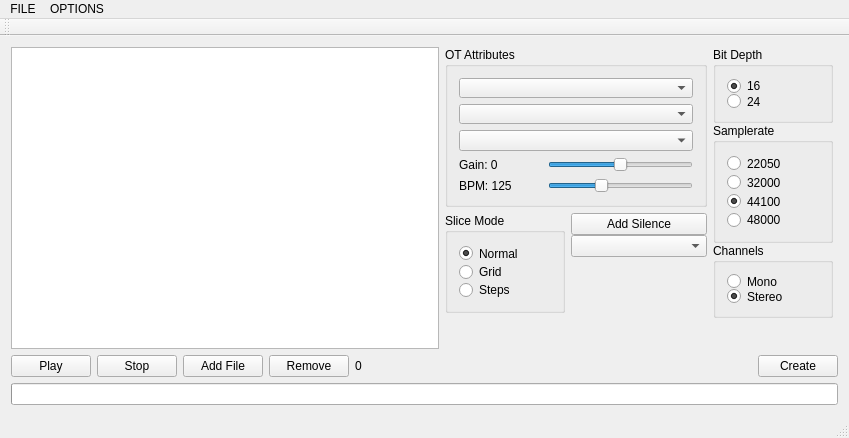
Old version of the form mainwindow.ui in the repository KaiDrange/OctaChainer.
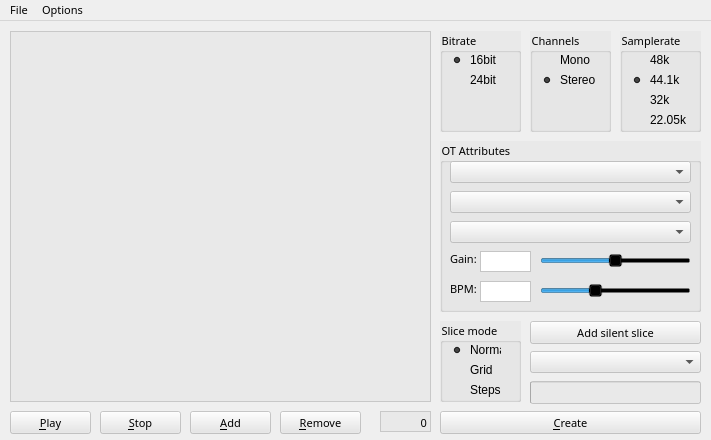
New version of the form.

```diff
--- a/mainwindow.ui
+++ b/mainwindow.ui
@@ -6,457 +6,742 @@
    <rect>
     <x>0</x>
     <y>0</y>
-    <width>849</width>
-    <height>438</height>
+    <width>711</width>
+    <height>440</height>
    </rect>
   </property>
+  <property name="font">
+   <font>
+    <family>Yamaha EBM8 Regular</family>
+    <pointsize>8</pointsize>
+    <weight>9</weight>
+    <italic>false</italic>
+    <bold>false</bold>
+   </font>
+  </property>
   <property name="windowTitle">
-   <string>MainWindow</string>
+   <string>OctaChainer</string>
+  </property>
+  <property name="autoFillBackground">
+   <bool>false</bool>
+  </property>
+  <property name="styleSheet">
+   <string notr="true">font: 75 8pt &quot;Yamaha EBM8 Regular&quot;;</string>
   </property>
   <widget class="QWidget" name="centralWidget">
-   <layout class="QGridLayout" name="gridLayout">
-    <item row="12" column="0" colspan="14">
-     <widget class="QProgressBar" name="progressBar">
-      <property name="value">
-       <number>0</number>
-      </property>
-      <property name="textVisible">
-       <bool>false</bool>
-      </property>
-      <property name="invertedAppearance">
-       <bool>false</bool>
-      </property>
-      <property name="textDirection">
-       <enum>QProgressBar::TopToBottom</enum>
-      </property>
-     </widget>
-    </item>
-    <item row="8" column="0">
-     <widget class="QPushButton" name="btnPlay">
-      <property name="text">
-       <string>Play</string>
-      </property>
-     </widget>
-    </item>
-    <item row="8" column="13">
-     <widget class="QPushButton" name="btnCreate">
-      <property name="text">
-       <string>Create</string>
-      </property>
-     </widget>
-    </item>
-    <item row="8" column="2">
-     <widget class="QPushButton" name="btnAddWav">
-      <property name="text">
-       <string>Add File</string>
-      </property>
-     </widget>
-    </item>
-    <item row="8" column="1">
-     <widget class="QPushButton" name="btnStop">
-      <property name="text">
-       <string>Stop</string>
-      </property>
-     </widget>
-    </item>
-    <item row="8" column="3">
-     <widget class="QPushButton" name="btnRemove">
-      <property name="text">
-       <string>Remove</string>
-      </property>
-     </widget>
-    </item>
-    <item row="8" column="4">
-     <widget class="QLabel" name="lblSliceCOunt">
-      <property name="text">
-       <string>0</string>
-      </property>
-     </widget>
-    </item>
-    <item row="0" column="0" rowspan="8" colspan="6">
-     <widget class="QListWidget" name="listSlices"/>
-    </item>
-    <item row="0" column="6" rowspan="2" colspan="6">
-     <widget class="QGroupBox" name="groupAttr">
-      <property name="minimumSize">
-       <size>
-        <width>160</width>
-        <height>160</height>
-       </size>
-      </property>
-      <property name="maximumSize">
-       <size>
-        <width>16777215</width>
-        <height>16777215</height>
-       </size>
-      </property>
-      <property name="title">
-       <string>OT Attributes</string>
-      </property>
-      <layout class="QFormLayout" name="formLayout">
-       <item row="1" column="0" colspan="2">
-        <widget class="QComboBox" name="dropLoop"/>
-       </item>
-       <item row="4" column="0">
-        <widget class="QLabel" name="lblGain">
-         <property name="minimumSize">
-          <size>
-           <width>83</width>
-           <height>0</height>
-          </size>
-         </property>
-         <property name="text">
-          <string>Gain: 0</string>
-         </property>
-        </widget>
-       </item>
-       <item row="4" column="1">
-        <widget class="QSlider" name="sliderGain">
-         <property name="minimum">
-          <number>-48</number>
-         </property>
-         <property name="maximum">
-          <number>48</number>
-         </property>
-         <property name="singleStep">
-          <number>0</number>
-         </property>
-         <property name="orientation">
-          <enum>Qt::Horizontal</enum>
-         </property>
-        </widget>
-       </item>
-       <item row="5" column="0">
-        <widget class="QLabel" name="lblBPM">
-         <property name="minimumSize">
-          <size>
-           <width>83</width>
-           <height>0</height>
-          </size>
-         </property>
-         <property name="text">
-          <string>BPM: 125</string>
-         </property>
-        </widget>
-       </item>
-       <item row="5" column="1">
-        <widget class="QSlider" name="sliderBPM">
-         <property name="minimum">
-          <number>120</number>
-         </property>
-         <property name="maximum">
-          <number>1200</number>
-         </property>
-         <property name="value">
-          <number>500</number>
-         </property>
-         <property name="sliderPosition">
-          <number>500</number>
-         </property>
-         <property name="orientation">
-          <enum>Qt::Horizontal</enum>
-         </property>
-        </widget>
-       </item>
-       <item row="0" column="0" colspan="2">
-        <widget class="QComboBox" name="dropStretch"/>
-       </item>
-       <item row="2" column="0" colspan="2">
-        <widget class="QComboBox" name="dropQuant"/>
-       </item>
-      </layout>
-     </widget>
-    </item>
-    <item row="0" column="12" rowspan="8" colspan="2">
-     <layout class="QVBoxLayout" name="verticalLayout_6">
-      <property name="spacing">
-       <number>0</number>
-      </property>
-      <property name="sizeConstraint">
-       <enum>QLayout::SetMaximumSize</enum>
-      </property>
-      <item>
-       <widget class="QGroupBox" name="groupBitDepth">
-        <property name="minimumSize">
-         <size>
-          <width>0</width>
-          <height>70</height>
-         </size>
-        </property>
-        <property name="maximumSize">
-         <size>
-          <width>120</width>
-          <height>16777215</height>
-         </size>
-        </property>
-        <property name="title">
-         <string>Bit Depth</string>
-        </property>
-        <layout class="QVBoxLayout" name="verticalLayout">
-         <property name="spacing">
-          <number>0</number>
-         </property>
-         <item>
-          <widget class="QRadioButton" name="radio16">
-           <property name="text">
-            <string>16</string>
-           </property>
-           <property name="checked">
-            <bool>true</bool>
-           </property>
-          </widget>
-         </item>
-         <item>
-          <widget class="QRadioButton" name="radio24">
-           <property name="text">
-            <string>24</string>
-           </property>
-          </widget>
-         </item>
-        </layout>
-       </widget>
-      </item>
-      <item>
-       <widget class="QGroupBox" name="groupSampleRate">
-        <property name="minimumSize">
-         <size>
-          <width>82</width>
-          <height>120</height>
-         </size>
-        </property>
-        <property name="maximumSize">
-         <size>
-          <width>120</width>
-          <height>16777215</height>
-         </size>
-        </property>
-        <property name="title">
-         <string>Samplerate</string>
-        </property>
-        <layout class="QVBoxLayout" name="verticalLayout_3">
-         <property name="spacing">
-          <number>0</number>
-         </property>
-         <item>
-          <widget class="QRadioButton" name="radio22">
-           <property name="text">
-            <string>22050</string>
-           </property>
-          </widget>
-         </item>
-         <item>
-          <widget class="QRadioButton" name="radio32">
-           <property name="text">
-            <string>32000</string>
-           </property>
-          </widget>
-         </item>
-         <item>
-          <widget class="QRadioButton" name="radio44">
-           <property name="text">
-            <string>44100</string>
-           </property>
-           <property name="checked">
-            <bool>true</bool>
-           </property>
-          </widget>
-         </item>
-         <item>
-          <widget class="QRadioButton" name="radio48">
-           <property name="text">
-            <string>48000</string>
-           </property>
-          </widget>
-         </item>
-        </layout>
-       </widget>
-      </item>
-      <item>
-       <widget class="QGroupBox" name="groupChannels">
-        <property name="minimumSize">
-         <size>
-          <width>80</width>
-          <height>70</height>
-         </size>
-        </property>
-        <property name="maximumSize">
-         <size>
-          <width>120</width>
-          <height>16777215</height>
-         </size>
-        </property>
-        <property name="title">
-         <string>Channels</string>
-        </property>
-        <layout class="QVBoxLayout" name="verticalLayout_2">
-         <property name="spacing">
-          <number>0</number>
-         </property>
-         <item>
-          <widget class="QRadioButton" name="radioMono">
-           <property name="text">
-            <string>Mono</string>
-           </property>
-          </widget>
-         </item>
-         <item>
-          <widget class="QRadioButton" name="radioStereo">
-           <property name="text">
-            <string>Stereo</string>
-           </property>
-           <property name="checked">
-            <bool>true</bool>
-           </property>
-          </widget>
-         </item>
-        </layout>
-       </widget>
-      </item>
-      <item>
-       <spacer name="verticalSpacer_6">
-        <property name="orientation">
-         <enum>Qt::Vertical</enum>
-        </property>
-        <property name="sizeType">
-         <enum>QSizePolicy::Expanding</enum>
-        </property>
-        <property name="sizeHint" stdset="0">
-         <size>
-          <width>20</width>
-          <height>40</height>
-         </size>
-        </property>
-       </spacer>
-      </item>
-     </layout>
-    </item>
-    <item row="2" column="6" rowspan="6" colspan="6">
-     <layout class="QHBoxLayout" name="horizontalLayout">
-      <property name="spacing">
-       <number>6</number>
-      </property>
-      <item>
-       <layout class="QVBoxLayout" name="verticalLayout_7">
-        <property name="spacing">
-         <number>0</number>
-        </property>
-        <item>
-         <widget class="QGroupBox" name="groupSliceMode">
-          <property name="minimumSize">
-           <size>
-            <width>80</width>
-            <height>90</height>
-           </size>
-          </property>
-          <property name="maximumSize">
-           <size>
-            <width>120</width>
-            <height>110</height>
-           </size>
-          </property>
-          <property name="title">
-           <string>Slice Mode</string>
-          </property>
-          <layout class="QVBoxLayout" name="verticalLayout_4">
-           <property name="spacing">
-            <number>0</number>
-           </property>
-           <item>
-            <widget class="QRadioButton" name="radioSliceNormal">
-             <property name="text">
-              <string>Normal</string>
-             </property>
-             <property name="checked">
-              <bool>true</bool>
-             </property>
-            </widget>
-           </item>
-           <item>
-            <widget class="QRadioButton" name="radioSliceGrid">
-             <property name="text">
-              <string>Grid</string>
-             </property>
-            </widget>
-           </item>
-           <item>
-            <widget class="QRadioButton" name="radioSliceSteps">
-             <property name="text">
-              <string>Steps</string>
-             </property>
-            </widget>
-           </item>
-          </layout>
-         </widget>
-        </item>
-        <item>
-         <spacer name="verticalSpacer_3">
-          <property name="orientation">
-           <enum>Qt::Vertical</enum>
-          </property>
-          <property name="sizeHint" stdset="0">
-           <size>
-            <width>20</width>
-            <height>40</height>
-           </size>
-          </property>
-         </spacer>
-        </item>
-       </layout>
-      </item>
-      <item>
-       <layout class="QVBoxLayout" name="verticalLayout_5">
-        <property name="spacing">
-         <number>0</number>
-        </property>
-        <item>
-         <widget class="QPushButton" name="btnAddSilence">
-          <property name="text">
-           <string>Add Silence</string>
-          </property>
-         </widget>
-        </item>
-        <item>
-         <widget class="QComboBox" name="dropSlicePerSteps"/>
-        </item>
-        <item>
-         <spacer name="verticalSpacer">
-          <property name="orientation">
-           <enum>Qt::Vertical</enum>
-          </property>
-          <property name="sizeHint" stdset="0">
-           <size>
-            <width>20</width>
-            <height>40</height>
-           </size>
-          </property>
-         </spacer>
-        </item>
-       </layout>
-      </item>
-     </layout>
-    </item>
-   </layout>
+   <widget class="QListWidget" name="listSlices">
+    <property name="geometry">
+     <rect>
+      <x>10</x>
+      <y>10</y>
+      <width>421</width>
+      <height>371</height>
+     </rect>
+    </property>
+    <property name="acceptDrops">
+     <bool>true</bool>
+    </property>
+    <property name="styleSheet">
+     <string notr="true">background-color: rgba(230, 230, 230, 150);
+selection-background-color: rgb(170, 170, 127);</string>
+    </property>
+    <property name="editTriggers">
+     <set>QAbstractItemView::EditKeyPressed</set>
+    </property>
+    <property name="dragDropMode">
+     <enum>QAbstractItemView::InternalMove</enum>
+    </property>
+    <property name="defaultDropAction">
+     <enum>Qt::IgnoreAction</enum>
+    </property>
+    <property name="textElideMode">
+     <enum>Qt::ElideRight</enum>
+    </property>
+   </widget>
+   <widget class="QPushButton" name="btnAddWav">
+    <property name="geometry">
+     <rect>
+      <x>190</x>
+      <y>390</y>
+      <width>81</width>
+      <height>23</height>
+     </rect>
+    </property>
+    <property name="styleSheet">
+     <string notr="true">background-color: rgba(230, 230, 230, 150);</string>
+    </property>
+    <property name="text">
+     <string>&amp;Add</string>
+    </property>
+    <property name="shortcut">
+     <string>Meta+A</string>
+    </property>
+   </widget>
+   <widget class="QPushButton" name="btnPlay">
+    <property name="geometry">
+     <rect>
+      <x>10</x>
+      <y>390</y>
+      <width>81</width>
+      <height>23</height>
+     </rect>
+    </property>
+    <property name="styleSheet">
+     <string notr="true">background-color: rgba(230, 230, 230, 150);</string>
+    </property>
+    <property name="text">
+     <string>&amp;Play</string>
+    </property>
+    <property name="shortcut">
+     <string>Meta+P</string>
+    </property>
+   </widget>
+   <widget class="QPushButton" name="btnStop">
+    <property name="geometry">
+     <rect>
+      <x>100</x>
+      <y>390</y>
+      <width>81</width>
+      <height>23</height>
+     </rect>
+    </property>
+    <property name="styleSheet">
+     <string notr="true">background-color: rgba(230, 230, 230, 150);</string>
+    </property>
+    <property name="text">
+     <string>&amp;Stop</string>
+    </property>
+    <property name="shortcut">
+     <string>Space</string>
+    </property>
+   </widget>
+   <widget class="QPushButton" name="btnRemove">
+    <property name="geometry">
+     <rect>
+      <x>280</x>
+      <y>390</y>
+      <width>81</width>
+      <height>23</height>
+     </rect>
+    </property>
+    <property name="styleSheet">
+     <string notr="true">background-color: rgba(230, 230, 230, 150);</string>
+    </property>
+    <property name="text">
+     <string>&amp;Remove</string>
+    </property>
+    <property name="shortcut">
+     <string>Meta+D</string>
+    </property>
+   </widget>
+   <widget class="QPushButton" name="btnCreate">
+    <property name="geometry">
+     <rect>
+      <x>440</x>
+      <y>390</y>
+      <width>261</width>
+      <height>23</height>
+     </rect>
+    </property>
+    <property name="styleSheet">
+     <string notr="true">background-color: rgba(230, 230, 230, 150);</string>
+    </property>
+    <property name="text">
+     <string>&amp;Create</string>
+    </property>
+    <property name="shortcut">
+     <string>Meta+C</string>
+    </property>
+   </widget>
+   <widget class="QGroupBox" name="groupBox">
+    <property name="geometry">
+     <rect>
+      <x>440</x>
+      <y>10</y>
+      <width>81</width>
+      <height>101</height>
+     </rect>
+    </property>
+    <property name="styleSheet">
+     <string notr="true">background-color: rgba(230, 230, 230, 150);</string>
+    </property>
+    <property name="title">
+     <string>Bitrate</string>
+    </property>
+    <widget class="QRadioButton" name="radio16">
+     <property name="geometry">
+      <rect>
+       <x>10</x>
+       <y>20</y>
+       <width>51</width>
+       <height>18</height>
+      </rect>
+     </property>
+     <property name="styleSheet">
+      <string notr="true">background-color: rgba(230, 230, 230, 0);</string>
+     </property>
+     <property name="text">
+      <string>16bit</string>
+     </property>
+     <property name="checked">
+      <bool>true</bool>
+     </property>
+    </widget>
+    <widget class="QRadioButton" name="radio24">
+     <property name="geometry">
+      <rect>
+       <x>10</x>
+       <y>40</y>
+       <width>51</width>
+       <height>18</height>
+      </rect>
+     </property>
+     <property name="styleSheet">
+      <string notr="true">background-color: rgba(230, 230, 230, 0);</string>
+     </property>
+     <property name="text">
+      <string>24bit</string>
+     </property>
+    </widget>
+   </widget>
+   <widget class="QGroupBox" name="groupBox_2">
+    <property name="geometry">
+     <rect>
+      <x>530</x>
+      <y>10</y>
+      <width>81</width>
+      <height>101</height>
+     </rect>
+    </property>
+    <property name="styleSheet">
+     <string notr="true">background-color: rgba(230, 230, 230, 150);</string>
+    </property>
+    <property name="title">
+     <string>Channels</string>
+    </property>
+    <widget class="QRadioButton" name="radioMono">
+     <property name="geometry">
+      <rect>
+       <x>10</x>
+       <y>20</y>
+       <width>61</width>
+       <height>18</height>
+      </rect>
+     </property>
+     <property name="styleSheet">
+      <string notr="true">background-color: rgba(230, 230, 230, 0);</string>
+     </property>
+     <property name="text">
+      <string>Mono</string>
+     </property>
+    </widget>
+    <widget class="QRadioButton" name="radioStereo">
+     <property name="geometry">
+      <rect>
+       <x>10</x>
+       <y>40</y>
+       <width>61</width>
+       <height>18</height>
+      </rect>
+     </property>
+     <property name="styleSheet">
+      <string notr="true">background-color: rgba(230, 230, 230, 0);</string>
+     </property>
+     <property name="text">
+      <string>Stereo</string>
+     </property>
+     <property name="checked">
+      <bool>true</bool>
+     </property>
+    </widget>
+   </widget>
+   <widget class="QGroupBox" name="groupBox_3">
+    <property name="geometry">
+     <rect>
+      <x>620</x>
+      <y>10</y>
+      <width>81</width>
+      <height>101</height>
+     </rect>
+    </property>
+    <property name="styleSheet">
+     <string notr="true">background-color: rgba(230, 230, 230, 150);</string>
+    </property>
+    <property name="title">
+     <string>Samplerate</string>
+    </property>
+    <widget class="QRadioButton" name="radio44">
+     <property name="geometry">
+      <rect>
+       <x>10</x>
+       <y>40</y>
+       <width>61</width>
+       <height>18</height>
+      </rect>
+     </property>
+     <property name="styleSheet">
+      <string notr="true">background-color: rgba(230, 230, 230, 0);</string>
+     </property>
+     <property name="text">
+      <string>44.1k</string>
+     </property>
+     <property name="checked">
+      <bool>true</bool>
+     </property>
+    </widget>
+    <widget class="QRadioButton" name="radio32">
+     <property name="geometry">
+      <rect>
+       <x>10</x>
+       <y>60</y>
+       <width>61</width>
+       <height>18</height>
+      </rect>
+     </property>
+     <property name="styleSheet">
+      <string notr="true">background-color: rgba(230, 230, 230, 0);</string>
+     </property>
+     <property name="text">
+      <string>32k</string>
+     </property>
+    </widget>
+    <widget class="QRadioButton" name="radio22">
+     <property name="geometry">
+      <rect>
+       <x>10</x>
+       <y>80</y>
+       <width>61</width>
+       <height>18</height>
+      </rect>
+     </property>
+     <property name="styleSheet">
+      <string notr="true">background-color: rgba(230, 230, 230, 0);</string>
+     </property>
+     <property name="text">
+      <string>22.05k</string>
+     </property>
+    </widget>
+    <widget class="QRadioButton" name="radio48">
+     <property name="geometry">
+      <rect>
+       <x>10</x>
+       <y>20</y>
+       <width>61</width>
+       <height>18</height>
+      </rect>
+     </property>
+     <property name="styleSheet">
+      <string notr="true">background-color: rgba(230, 230, 230, 0);</string>
+     </property>
+     <property name="text">
+      <string>48k</string>
+     </property>
+    </widget>
+   </widget>
+   <widget class="QGraphicsView" name="graphicsView_2">
+    <property name="geometry">
+     <rect>
+      <x>380</x>
+      <y>390</y>
+      <width>51</width>
+      <height>21</height>
+     </rect>
+    </property>
+    <property name="styleSheet">
+     <string notr="true">background-color: rgba(230, 230, 230, 150);</string>
+    </property>
+   </widget>
+   <widget class="QLabel" name="lblSliceCOunt">
+    <property name="geometry">
+     <rect>
+      <x>380</x>
+      <y>395</y>
+      <width>47</width>
+      <height>13</height>
+     </rect>
+    </property>
+    <property name="text">
+     <string>0</string>
+    </property>
+    <property name="alignment">
+     <set>Qt::AlignRight|Qt::AlignTrailing|Qt::AlignVCenter</set>
+    </property>
+   </widget>
+   <widget class="QGroupBox" name="groupBox_4">
+    <property name="geometry">
+     <rect>
+      <x>440</x>
+      <y>120</y>
+      <width>261</width>
+      <height>171</height>
+     </rect>
+    </property>
+    <property name="styleSheet">
+     <string notr="true">background-color: rgba(230, 230, 230, 150);</string>
+    </property>
+    <property name="title">
+     <string>OT Attributes</string>
+    </property>
+    <widget class="QComboBox" name="dropLoop">
+     <property name="geometry">
+      <rect>
+       <x>10</x>
+       <y>50</y>
+       <width>241</width>
+       <height>22</height>
+      </rect>
+     </property>
+     <property name="styleSheet">
+      <string notr="true">background-color: rgba(230, 230, 230, 150);</string>
+     </property>
+    </widget>
+    <widget class="QComboBox" name="dropStretch">
+     <property name="geometry">
+      <rect>
+       <x>10</x>
+       <y>20</y>
+       <width>241</width>
+       <height>22</height>
+      </rect>
+     </property>
+     <property name="styleSheet">
+      <string notr="true">background-color: rgba(230, 230, 230, 150);</string>
+     </property>
+    </widget>
+    <widget class="QSlider" name="sliderGain">
+     <property name="geometry">
+      <rect>
+       <x>100</x>
+       <y>110</y>
+       <width>151</width>
+       <height>20</height>
+      </rect>
+     </property>
+     <property name="styleSheet">
+      <string notr="true">background-color: rgba(0, 0, 0, 0);</string>
+     </property>
+     <property name="minimum">
+      <number>-48</number>
+     </property>
+     <property name="maximum">
+      <number>48</number>
+     </property>
+     <property name="singleStep">
+      <number>1</number>
+     </property>
+     <property name="orientation">
+      <enum>Qt::Horizontal</enum>
+     </property>
+     <property name="tickPosition">
+      <enum>QSlider::NoTicks</enum>
+     </property>
+     <property name="tickInterval">
+      <number>1</number>
+     </property>
+    </widget>
+    <widget class="QLabel" name="lblGain">
+     <property name="geometry">
+      <rect>
+       <x>10</x>
+       <y>110</y>
+       <width>71</width>
+       <height>16</height>
+      </rect>
+     </property>
+     <property name="font">
+      <font>
+       <family>Yamaha EBM8 Regular</family>
+       <pointsize>8</pointsize>
+       <weight>9</weight>
+       <italic>false</italic>
+       <bold>false</bold>
+      </font>
+     </property>
+     <property name="autoFillBackground">
+      <bool>false</bool>
+     </property>
+     <property name="styleSheet">
+      <string notr="true">background-color: rgba(0, 0, 0, 0);</string>
+     </property>
+     <property name="text">
+      <string>Gain:</string>
+     </property>
+    </widget>
+    <widget class="QLabel" name="lblBPM">
+     <property name="geometry">
+      <rect>
+       <x>10</x>
+       <y>140</y>
+       <width>71</width>
+       <height>16</height>
+      </rect>
+     </property>
+     <property name="font">
+      <font>
+       <family>Yamaha EBM8 Regular</family>
+       <pointsize>8</pointsize>
+       <weight>9</weight>
+       <italic>false</italic>
+       <bold>false</bold>
+      </font>
+     </property>
+     <property name="autoFillBackground">
+      <bool>false</bool>
+     </property>
+     <property name="styleSheet">
+      <string notr="true">background-color: rgba(0, 0, 0, 0);</string>
+     </property>
+     <property name="text">
+      <string>BPM:</string>
+     </property>
+    </widget>
+    <widget class="QSlider" name="sliderBPM">
+     <property name="geometry">
+      <rect>
+       <x>100</x>
+       <y>140</y>
+       <width>151</width>
+       <height>20</height>
+      </rect>
+     </property>
+     <property name="styleSheet">
+      <string notr="true">background-color: rgba(0, 0, 0, 0);</string>
+     </property>
+     <property name="minimum">
+      <number>120</number>
+     </property>
+     <property name="maximum">
+      <number>1200</number>
+     </property>
+     <property name="singleStep">
+      <number>1</number>
+     </property>
+     <property name="pageStep">
+      <number>40</number>
+     </property>
+     <property name="value">
+      <number>500</number>
+     </property>
+     <property name="orientation">
+      <enum>Qt::Horizontal</enum>
+     </property>
+     <property name="tickPosition">
+      <enum>QSlider::NoTicks</enum>
+     </property>
+     <property name="tickInterval">
+      <number>1</number>
+     </property>
+    </widget>
+    <widget class="QComboBox" name="dropQuant">
+     <property name="geometry">
+      <rect>
+       <x>10</x>
+       <y>80</y>
+       <width>241</width>
+       <height>22</height>
+      </rect>
+     </property>
+     <property name="styleSheet">
+      <string notr="true">background-color: rgba(230, 230, 230, 150);</string>
+     </property>
+    </widget>
+    <widget class="QPlainTextEdit" name="txtGainValue">
+     <property name="geometry">
+      <rect>
+       <x>40</x>
+       <y>110</y>
+       <width>51</width>
+       <height>21</height>
+      </rect>
+     </property>
+     <property name="styleSheet">
+      <string notr="true">background-color: rgb(255, 255, 255);</string>
+     </property>
+     <property name="verticalScrollBarPolicy">
+      <enum>Qt::ScrollBarAlwaysOff</enum>
+     </property>
+     <property name="horizontalScrollBarPolicy">
+      <enum>Qt::ScrollBarAlwaysOff</enum>
+     </property>
+    </widget>
+    <widget class="QPlainTextEdit" name="txtBPMValue">
+     <property name="geometry">
+      <rect>
+       <x>40</x>
+       <y>140</y>
+       <width>51</width>
+       <height>21</height>
+      </rect>
+     </property>
+     <property name="styleSheet">
+      <string notr="true">background-color: rgb(255, 255, 255);</string>
+     </property>
+     <property name="verticalScrollBarPolicy">
+      <enum>Qt::ScrollBarAlwaysOff</enum>
+     </property>
+     <property name="horizontalScrollBarPolicy">
+      <enum>Qt::ScrollBarAlwaysOff</enum>
+     </property>
+    </widget>
+   </widget>
+   <widget class="QGroupBox" name="groupBoxSlicemode">
+    <property name="geometry">
+     <rect>
+      <x>440</x>
+      <y>300</y>
+      <width>81</width>
+      <height>81</height>
+     </rect>
+    </property>
+    <property name="styleSheet">
+     <string notr="true">background-color: rgba(230, 230, 230, 150);</string>
+    </property>
+    <property name="title">
+     <string>Slice mode</string>
+    </property>
+    <widget class="QRadioButton" name="radioSliceNormal">
+     <property name="geometry">
+      <rect>
+       <x>10</x>
+       <y>20</y>
+       <width>51</width>
+       <height>18</height>
+      </rect>
+     </property>
+     <property name="styleSheet">
+      <string notr="true">background-color: rgba(230, 230, 230, 0);</string>
+     </property>
+     <property name="text">
+      <string>Normal</string>
+     </property>
+     <property name="checked">
+      <bool>true</bool>
+     </property>
+    </widget>
+    <widget class="QRadioButton" name="radioSliceGrid">
+     <property name="geometry">
+      <rect>
+       <x>10</x>
+       <y>40</y>
+       <width>51</width>
+       <height>18</height>
+      </rect>
+     </property>
+     <property name="styleSheet">
+      <string notr="true">background-color: rgba(230, 230, 230, 0);</string>
+     </property>
+     <property name="text">
+      <string>Grid</string>
+     </property>
+     <property name="checked">
+      <bool>false</bool>
+     </property>
+    </widget>
+    <widget class="QRadioButton" name="radioSliceSteps">
+     <property name="geometry">
+      <rect>
+       <x>10</x>
+       <y>60</y>
+       <width>51</width>
+       <height>18</height>
+      </rect>
+     </property>
+     <property name="styleSheet">
+      <string notr="true">background-color: rgba(230, 230, 230, 0);</string>
+     </property>
+     <property name="text">
+      <string>Steps</string>
+     </property>
+     <property name="checked">
+      <bool>false</bool>
+     </property>
+    </widget>
+   </widget>
+   <widget class="QPushButton" name="btnAddSilence">
+    <property name="geometry">
+     <rect>
+      <x>530</x>
+      <y>300</y>
+      <width>171</width>
+      <height>23</height>
+     </rect>
+    </property>
+    <property name="styleSheet">
+     <string notr="true">background-color: rgba(230, 230, 230, 150);</string>
+    </property>
+    <property name="text">
+     <string>Add silent slice</string>
+    </property>
+   </widget>
+   <widget class="QComboBox" name="dropSlicePerSteps">
+    <property name="geometry">
+     <rect>
+      <x>530</x>
+      <y>330</y>
+      <width>171</width>
+      <height>22</height>
+     </rect>
+    </property>
+    <property name="styleSheet">
+     <string notr="true">background-color: rgba(230, 230, 230, 150);</string>
+    </property>
+   </widget>
+   <widget class="QProgressBar" name="progressBar">
+    <property name="geometry">
+     <rect>
+      <x>530</x>
+      <y>360</y>
+      <width>171</width>
+      <height>23</height>
+     </rect>
+    </property>
+    <property name="styleSheet">
+     <string notr="true">background-color: rgba(230, 230, 230, 150);</string>
+    </property>
+    <property name="value">
+     <number>0</number>
+    </property>
+    <property name="textVisible">
+     <bool>false</bool>
+    </property>
+   </widget>
+   <zorder>btnStop</zorder>
+   <zorder>btnAddWav</zorder>
+   <zorder>btnPlay</zorder>
+   <zorder>btnRemove</zorder>
+   <zorder>btnCreate</zorder>
+   <zorder>groupBox_3</zorder>
+   <zorder>groupBox_2</zorder>
+   <zorder>listSlices</zorder>
+   <zorder>groupBox</zorder>
+   <zorder>graphicsView_2</zorder>
+   <zorder>lblSliceCOunt</zorder>
+   <zorder>groupBox_4</zorder>
+   <zorder>groupBoxSlicemode</zorder>
+   <zorder>btnAddSilence</zorder>
+   <zorder>dropSlicePerSteps</zorder>
+   <zorder>progressBar</zorder>
   </widget>
   <widget class="QMenuBar" name="menuBar">
    <property name="geometry">
     <rect>
      <x>0</x>
      <y>0</y>
-     <width>849</width>
-     <height>26</height>
+     <width>711</width>
+     <height>22</height>
     </rect>
    </property>
-   <widget class="QMenu" name="menuFILE">
+   <widget class="QMenu" name="menuFile">
     <property name="title">
-     <string>FILE</string>
+     <string>File</string>
     </property>
     <addaction name="actionNew"/>
     <addaction name="openProject"/>
     <addaction name="actionSave"/>
    </widget>
-   <widget class="QMenu" name="menuOPTIONS">
+   <widget class="QMenu" name="menuOptions">
     <property name="title">
-     <string>OPTIONS</string>
+     <string>Options</string>
     </property>
     <addaction name="actionSet_projects_default_path"/>
     <addaction name="menuAudioPath"/>
@@ -464,28 +749,9 @@
     <addaction name="separator"/>
     <addaction name="actionAbout"/>
    </widget>
-   <addaction name="menuFILE"/>
-   <addaction name="menuOPTIONS"/>
+   <addaction name="menuFile"/>
+   <addaction name="menuOptions"/>
   </widget>
-  <widget class="QToolBar" name="mainToolBar">
-   <attribute name="toolBarArea">
-    <enum>TopToolBarArea</enum>
-   </attribute>
-   <attribute name="toolBarBreak">
-    <bool>false</bool>
-   </attribute>
-  </widget>
-  <widget class="QStatusBar" name="statusBar"/>
-  <action name="actionAbout">
-   <property name="text">
-    <string>About</string>
-   </property>
-  </action>
-  <action name="actionNew">
-   <property name="text">
-    <string>New</string>
-   </property>
-  </action>
   <action name="openProject">
    <property name="text">
     <string>Open project</string>
```
Left out of the diff: 52 changed lines with no effect on the pictures.
